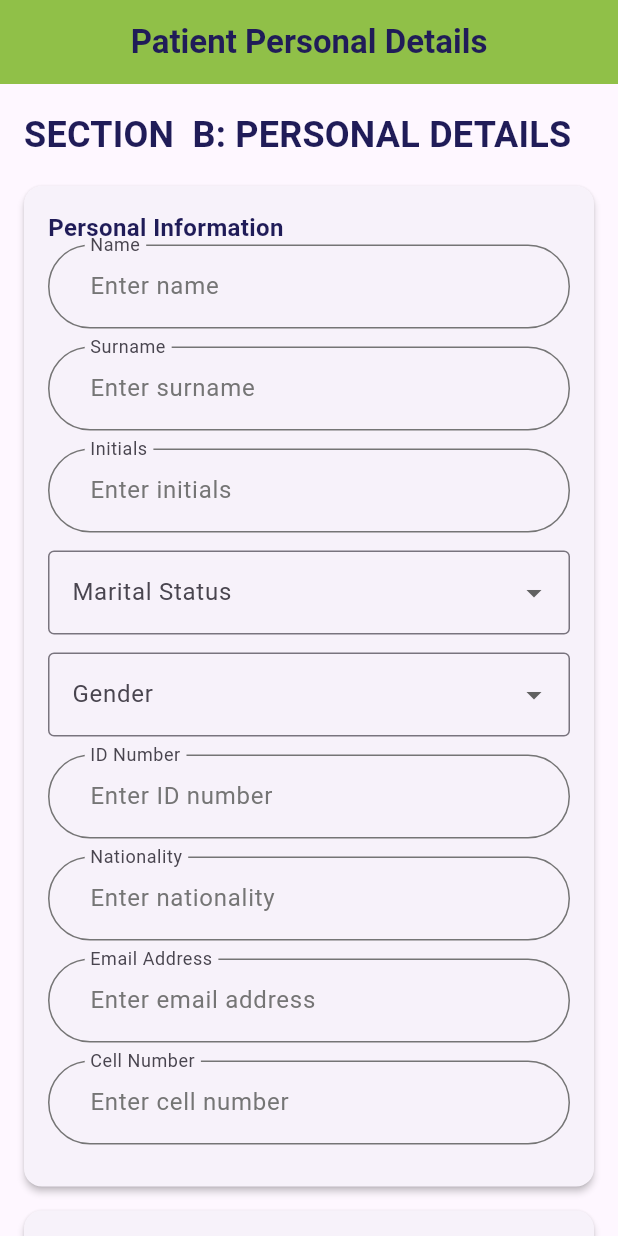
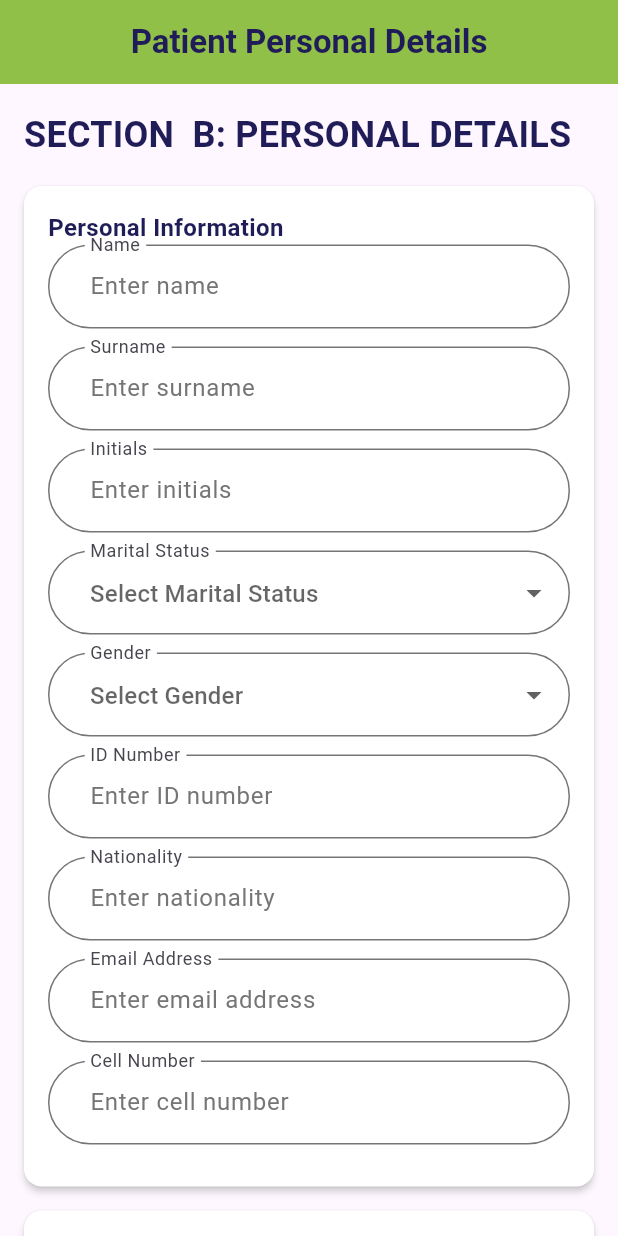
Before and after one commit to munashethedeveloper/kenwell_health_app, a Flutter app: the PersonalDetailsScreen screen opened directly with empty values, on a phone screen of 412 x 824 dp. Run offline on Flutter 3.47's test engine with Material 3 defaults, Android fonts, the phone set to English and light mode, and no system bars; our stand-ins replace cloud_firestore, firebase_auth, package_info_plus, shared_preferences, signature, table_calendar; accounts and stored records are empty.

Commit message:
Changed the background colour for the Cards

```diff
--- a/lib/ui/features/patient/view_model/personal_details_view_model.dart
+++ b/lib/ui/features/patient/view_model/personal_details_view_model.dart
@@ -19,12 +19,13 @@ class PersonalDetailsViewModel extends ChangeNotifier {
   final personalNumberController = TextEditingController();
   final divisionController = TextEditingController();
   final positionController = TextEditingController();
-  final regionController = TextEditingController();
+  // final regionController = TextEditingController();
 
   // Dropdown values
   String? maritalStatus;
   String? gender;
   String? employmentStatus;
+  String? provinces;
 
   // Dropdown options
   final List<String> maritalStatusOptions = [
@@ -33,6 +34,19 @@ class PersonalDetailsViewModel extends ChangeNotifier {
     'Married',
     'Divorced'
   ];
+
+  final List<String> provinceOptions = [
+    'Gauteng',
+    'Western Cape',
+    'KwaZulu-Natal',
+    'Eastern Cape',
+    'Limpopo',
+    'Mpumalanga',
+    'North West',
+    'Free State',
+    'Northern Cape'
+  ];
+
   final List<String> genderOptions = ['Male', 'Female'];
   final List<String> employmentStatusOptions = [
     'Permanent fulltime',
@@ -48,6 +62,13 @@ class PersonalDetailsViewModel extends ChangeNotifier {
   void setMaritalStatus(String? value) {
     if (maritalStatus != value) {
       maritalStatus = value;
+      notifyListeners();
+    }
+  }
+
+  void setProvince(String? value) {
+    if (provinces != value) {
+      provinces = value;
       notifyListeners();
     }
   }
@@ -71,7 +92,8 @@ class PersonalDetailsViewModel extends ChangeNotifier {
       formKey.currentState?.validate() == true &&
       maritalStatus != null &&
       gender != null &&
-      employmentStatus != null;
+      employmentStatus != null &&
+      provinces != null;
 
   // Convert to Map
   Map<String, dynamic> toMap() => {
@@ -89,7 +111,7 @@ class PersonalDetailsViewModel extends ChangeNotifier {
         'personalNumber': personalNumberController.text,
         'division': divisionController.text,
         'position': positionController.text,
-        'region': regionController.text,
+        'region': provinces,
         'maritalStatus': maritalStatus,
         'gender': gender,
         'employmentStatus': employmentStatus,
@@ -121,7 +143,7 @@ class PersonalDetailsViewModel extends ChangeNotifier {
       personalNumberController,
       divisionController,
       positionController,
-      regionController,
+      // regionController,
     ].forEach((c) => c.dispose());
     super.dispose();
   }
--- a/lib/ui/features/patient/widgets/personal_details_screen.dart
+++ b/lib/ui/features/patient/widgets/personal_details_screen.dart
@@ -137,8 +137,8 @@ class PersonalDetailsScreen extends StatelessWidget {
         _buildTextField(vm.divisionController, 'Division', 'Enter division'),
         _buildTextField(
             vm.positionController, 'Position / Rank', 'Enter position or rank'),
-        _buildTextField(vm.regionController, 'Region / Province',
-            'Enter region or province'),
+        _buildDropdownField(
+            vm, 'Province', vm.provinces, vm.provinceOptions, vm.setProvince),
         const SizedBox(height: 16),
         _buildDropdownField(vm, 'Employment Status', vm.employmentStatus,
             vm.employmentStatusOptions, vm.setEmploymentStatus),
@@ -174,6 +174,8 @@ class PersonalDetailsScreen extends StatelessWidget {
     return Card(
       shape: RoundedRectangleBorder(borderRadius: BorderRadius.circular(12)),
       elevation: 2,
+      color: Colors.white,
+      shadowColor: Colors.grey.shade300,
       margin: EdgeInsets.zero,
       child: Padding(padding: const EdgeInsets.all(16), child: child),
     );
@@ -204,6 +206,7 @@ class PersonalDetailsScreen extends StatelessWidget {
       value: value,
       items: items,
       onChanged: onChanged,
+      decoration: _profileFieldDecoration(label, 'Select $label'),
     );
   }
 
--- a/lib/ui/features/tb_test_nursing_intervention/widgets/tb_nursing_intervention_screen.dart
+++ b/lib/ui/features/tb_test_nursing_intervention/widgets/tb_nursing_intervention_screen.dart
@@ -165,6 +165,8 @@ class TBNursingInterventionScreen extends StatelessWidget {
   Widget _buildCard({required Widget child}) {
     return Card(
       elevation: 2,
+      color: Colors.white,
+      shadowColor: Colors.grey.shade300,
       shape: RoundedRectangleBorder(borderRadius: BorderRadius.circular(8)),
       margin: EdgeInsets.zero,
       child: Padding(
```
Also changed, not shown: lib/ui/features/consent_form/widgets/consent_screen.dart (+8 -2 lines), lib/ui/features/nurse_interventions/widgets/nurse_intervention_screen.dart (+1 -12 lines), lib/ui/features/survey/widgets/survey_screen.dart (+20 -0 lines).
